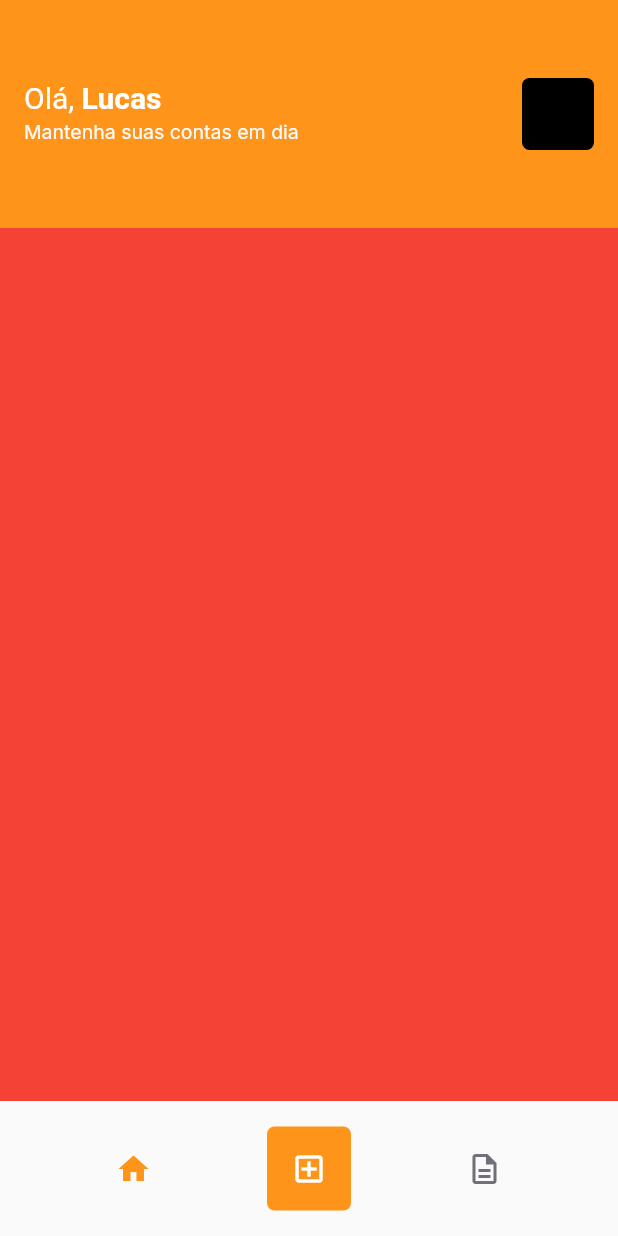
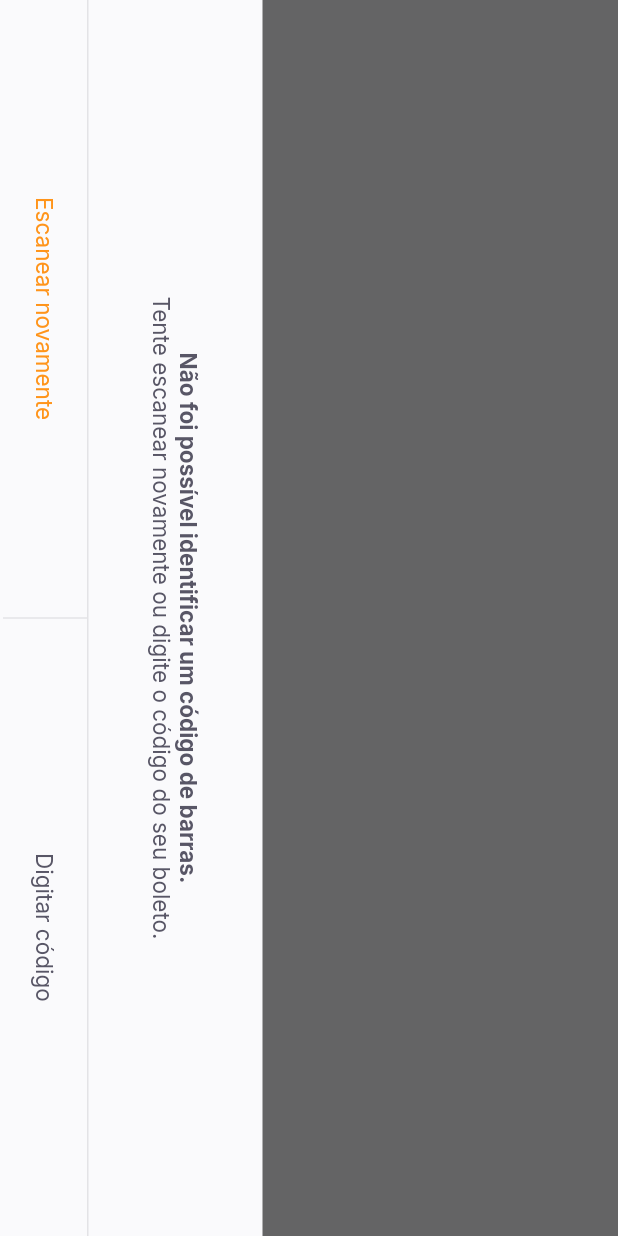
Before and after one commit to lucas-salles/payflow, a Flutter app: the HomePage screen opened by its route, after a tap on the "add box" icon, on a phone screen of 412 x 824 dp. Run offline on Flutter 3.47's test engine with Material 2 defaults, Android fonts, the phone set to English and light mode, and no system bars; our stand-ins replace firebase_core, google_fonts, google_sign_in, shared_preferences; accounts and stored records are empty.

Commit message:
Adicionando BarcodeScannerPage

```diff
--- a/lib/app_widget.dart
+++ b/lib/app_widget.dart
@@ -1,20 +1,31 @@
 import 'package:flutter/material.dart';
+import 'package:flutter/services.dart';
+import 'package:payflow/modules/barcode_scanner/barcode_scanner_page.dart';
 import 'package:payflow/modules/home/home_page.dart';
 import 'package:payflow/modules/login/login_page.dart';
 import 'package:payflow/modules/splash/splash_page.dart';
 import 'shared/themes/app_colors.dart';
 
 class AppWidget extends StatelessWidget {
+  AppWidget() {
+    SystemChrome.setPreferredOrientations([
+      DeviceOrientation.portraitDown,
+      DeviceOrientation.portraitUp,
+    ]);
+  }
+
   @override
   Widget build(BuildContext context) {
     return MaterialApp(
       title: 'Pay Flow',
-      theme: ThemeData(primaryColor: AppColors.primary),
+      theme: ThemeData(
+          primarySwatch: Colors.orange, primaryColor: AppColors.primary),
       initialRoute: "/splash",
       routes: {
         "/splash": (context) => SplashPage(),
         "/home": (context) => HomePage(),
         "/login": (context) => LoginPage(),
+        "/barcode_scanner": (context) => BarcodeScannerPage(),
       },
     );
   }
--- /dev/null
+++ b/lib/modules/barcode_scanner/barcode_scanner_page.dart
@@ -0,0 +1,66 @@
+import 'package:flutter/material.dart';
+import 'package:payflow/shared/themes/app_colors.dart';
+import 'package:payflow/shared/themes/app_text_styles.dart';
+import 'package:payflow/shared/widgets/bottom_sheet/bottom_sheet_widget.dart';
+import 'package:payflow/shared/widgets/set_label_buttons/set_label_buttons.dart';
+
+class BarcodeScannerPage extends StatefulWidget {
+  const BarcodeScannerPage({Key? key}) : super(key: key);
+
+  @override
+  _BarcodeScannerPageState createState() => _BarcodeScannerPageState();
+}
+
+class _BarcodeScannerPageState extends State<BarcodeScannerPage> {
+  @override
+  Widget build(BuildContext context) {
+    return BottomSheetWidget(
+      title: "Não foi possível identificar um código de barras.",
+      subtitle: "Tente escanear novamente ou digite o código do seu boleto.",
+      primaryLabel: "Escanear novamente",
+      primaryOnPressed: () {},
+      secondaryLabel: "Digitar código",
+      secondaryOnPressed: () {},
+    );
+    return SafeArea(
+      child: RotatedBox(
+        quarterTurns: 1,
+        child: Scaffold(
+            appBar: AppBar(
+              backgroundColor: Colors.black,
+              title: Text(
+                "Escaneie o código de barras do boleto",
+                style: AppTextStyles.buttonBackground,
+              ),
+              centerTitle: true,
+              leading: BackButton(
+                color: AppColors.background,
+              ),
+            ),
+            body: Column(
+              children: [
+                Expanded(
+                    child: Container(
+                  color: Colors.black.withOpacity(0.6),
+                )),
+                Expanded(
+                    flex: 2,
+                    child: Container(
+                      color: Colors.transparent,
+                    )),
+                Expanded(
+                    child: Container(
+                  color: Colors.black.withOpacity(0.6),
+                )),
+              ],
+            ),
+            bottomNavigationBar: SetLabelButtons(
+              primaryLabel: "Inserir código do boleto",
+              primaryOnPressed: () {},
+              secondaryLabel: "Adicionar da galeria",
+              secondaryOnPressed: () {},
+            )),
+      ),
+    );
+  }
+}
--- a/lib/modules/home/home_page.dart
+++ b/lib/modules/home/home_page.dart
@@ -72,7 +72,7 @@ class _HomePageState extends State<HomePage> {
                 )),
             GestureDetector(
               onTap: () {
-                print("Clicou");
+                Navigator.pushNamed(context, "/barcode_scanner");
               },
               child: Container(
                 width: 56,
--- /dev/null
+++ b/lib/shared/widgets/bottom_sheet/bottom_sheet_widget.dart
@@ -0,0 +1,75 @@
+import 'package:flutter/material.dart';
+import 'package:payflow/shared/themes/app_colors.dart';
+import 'package:payflow/shared/themes/app_text_styles.dart';
+import 'package:payflow/shared/widgets/set_label_buttons/set_label_buttons.dart';
+
+class BottomSheetWidget extends StatelessWidget {
+  final String primaryLabel;
+  final VoidCallback primaryOnPressed;
+  final String secondaryLabel;
+  final VoidCallback secondaryOnPressed;
+  final String title;
+  final String subtitle;
+  const BottomSheetWidget(
+      {Key? key,
+      required this.primaryLabel,
+      required this.primaryOnPressed,
+      required this.secondaryLabel,
+      required this.secondaryOnPressed,
+      required this.title,
+      required this.subtitle})
+      : super(key: key);
+
+  @override
+  Widget build(BuildContext context) {
+    return SafeArea(
+      child: RotatedBox(
+        quarterTurns: 1,
+        child: Material(
+          child: Container(
+            color: AppColors.shape,
+            child: Column(
+              children: [
+                Expanded(
+                    child: Container(
+                  color: Colors.black.withOpacity(0.6),
+                )),
+                Column(
+                  children: [
+                    Padding(
+                      padding: const EdgeInsets.all(40),
+                      child: Text.rich(
+                        TextSpan(
+                            text: title,
+                            style: AppTextStyles.buttonBoldHeading,
+                            children: [
+                              TextSpan(
+                                  text: "\n$subtitle",
+                                  style: AppTextStyles.buttonHeading)
+                            ]),
+                        textAlign: TextAlign.center,
+                      ),
+                    ),
+                    Container(
+                      height: 1,
+                      color: AppColors.stroke,
+                    ),
+                    SetLabelButtons(
+                        enablePrimaryColor: true,
+                        primaryLabel: primaryLabel,
+                        primaryOnPressed: primaryOnPressed,
+                        secondaryLabel: secondaryLabel,
+                        secondaryOnPressed: secondaryOnPressed),
+                    SizedBox(
+                      height: 2,
+                    )
+                  ],
+                ),
+              ],
+            ),
+          ),
+        ),
+      ),
+    );
+  }
+}
--- /dev/null
+++ b/lib/shared/widgets/divider_vertical/divider_vertical_widget.dart
@@ -0,0 +1,15 @@
+import 'package:flutter/material.dart';
+import 'package:payflow/shared/themes/app_colors.dart';
+
+class DividerVerticalWidget extends StatelessWidget {
+  const DividerVerticalWidget({Key? key}) : super(key: key);
+
+  @override
+  Widget build(BuildContext context) {
+    return Container(
+      width: 1,
+      height: double.maxFinite,
+      color: AppColors.stroke,
+    );
+  }
+}
--- /dev/null
+++ b/lib/shared/widgets/label_button/label_button.dart
@@ -0,0 +1,24 @@
+import 'package:flutter/material.dart';
+import 'package:payflow/shared/themes/app_text_styles.dart';
+
+class LabelButton extends StatelessWidget {
+  final String label;
+  final VoidCallback onPressed;
+  final TextStyle? style;
+  const LabelButton(
+      {Key? key, required this.label, required this.onPressed, this.style})
+      : super(key: key);
+
+  @override
+  Widget build(BuildContext context) {
+    return Container(
+      height: 56,
+      child: TextButton(
+          onPressed: onPressed,
+          child: Text(
+            label,
+            style: style ?? AppTextStyles.buttonHeading,
+          )),
+    );
+  }
+}
--- /dev/null
+++ b/lib/shared/widgets/set_label_buttons/set_label_buttons.dart
@@ -0,0 +1,41 @@
+import 'package:flutter/material.dart';
+import 'package:payflow/shared/themes/app_text_styles.dart';
+import 'package:payflow/shared/widgets/divider_vertical/divider_vertical_widget.dart';
+import 'package:payflow/shared/widgets/label_button/label_button.dart';
+
+class SetLabelButtons extends StatelessWidget {
+  final String primaryLabel;
+  final VoidCallback primaryOnPressed;
+  final String secondaryLabel;
+  final VoidCallback secondaryOnPressed;
+  final bool enablePrimaryColor;
+  const SetLabelButtons(
+      {Key? key,
+      required this.primaryLabel,
+      required this.primaryOnPressed,
+      required this.secondaryLabel,
+      required this.secondaryOnPressed,
+      this.enablePrimaryColor = false})
+      : super(key: key);
+
+  @override
+  Widget build(BuildContext context) {
+    return Container(
+      height: 56,
+      child: Row(
+        children: [
+          Expanded(
+              child: LabelButton(
+            label: primaryLabel,
+            onPressed: primaryOnPressed,
+            style: enablePrimaryColor ? AppTextStyles.buttonPrimary : null,
+          )),
+          DividerVerticalWidget(),
+          Expanded(
+              child: LabelButton(
+                  label: secondaryLabel, onPressed: secondaryOnPressed)),
+        ],
+      ),
+    );
+  }
+}
```
